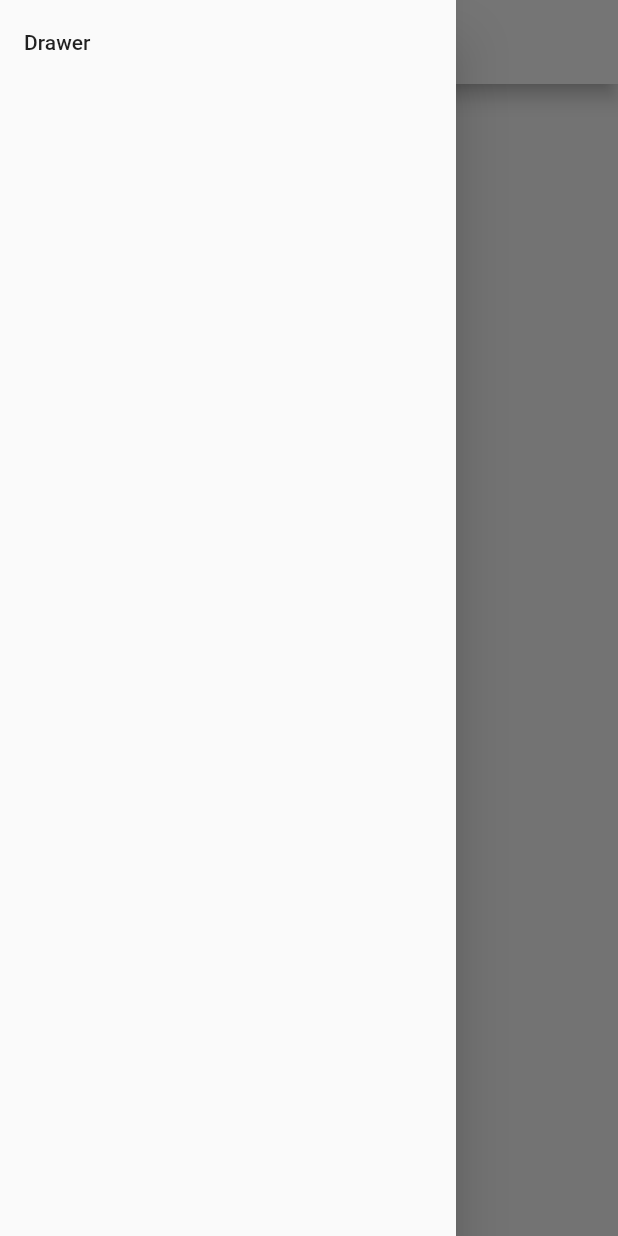
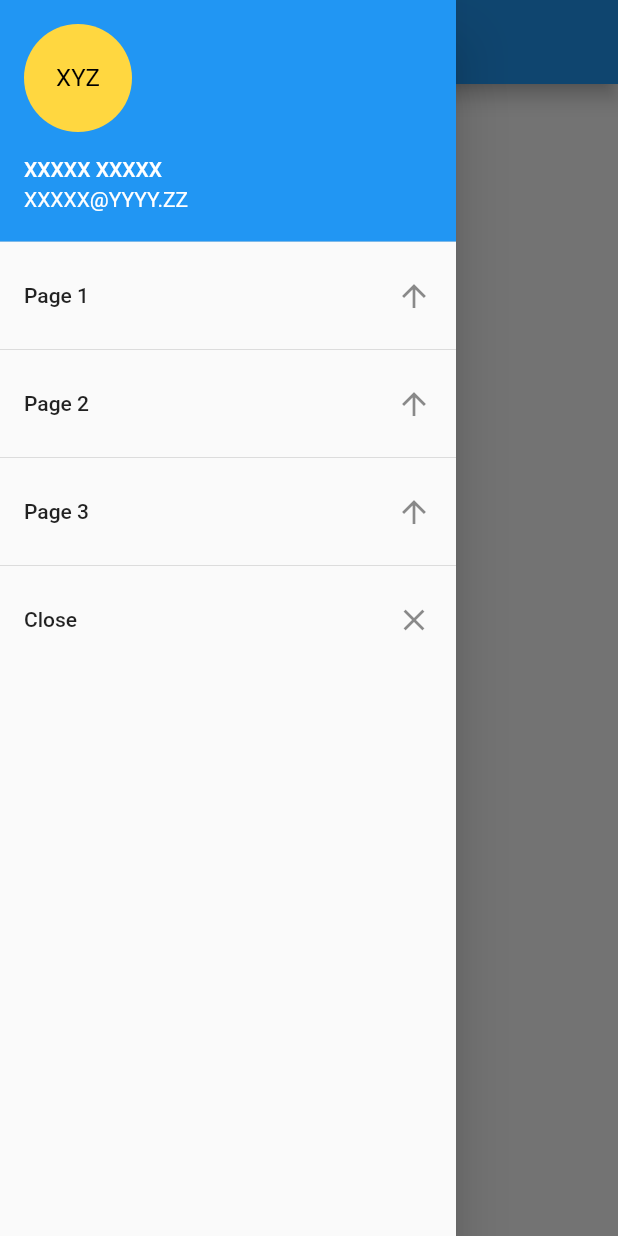
Before and after one commit to chitrank2050/Drawer_App, a Flutter app: the screen it shows after launch, with the side drawer open, on a phone screen of 412 x 824 dp. Run offline on Flutter 3.47's test engine with Material 2 defaults, Android fonts, the phone set to English and light mode, and no system bars.

Commit message:
Added drawer file

```diff
--- a/lib/drawer.dart
+++ b/lib/drawer.dart
@@ -7,8 +7,38 @@ class SideDrawer extends StatelessWidget {
       child: Drawer(
         child: ListView(
           children: <Widget>[
+            UserAccountsDrawerHeader(
+              accountName: Text('XXXXX XXXXX'),
+              accountEmail: Text('XXXXX@YYYY.ZZ'),
+              currentAccountPicture: CircleAvatar(
+                backgroundColor: Colors.amberAccent,
+                child: Text(
+                  'XYZ',
+                  style: TextStyle(
+                    color: Colors.black,
+                  ),
+                ),
+              ),
+            ),
             ListTile(
-              title: Text('Drawer'),
+              title: Text('Page 1'),
+              trailing: Icon(Icons.arrow_upward),
+            ),
+            Divider(),
+            ListTile(
+              title: Text('Page 2'),
+              trailing: Icon(Icons.arrow_upward),
+            ),
+            Divider(),
+            ListTile(
+              title: Text('Page 3'),
+              trailing: Icon(Icons.arrow_upward),
+            ),
+            Divider(),
+            ListTile(
+              title: Text('Close'),
+              trailing: Icon(Icons.close),
+              onTap: () => Navigator.of(context).pop(),
             ),
           ],
         ),
--- a/lib/main.dart
+++ b/lib/main.dart
@@ -12,7 +12,9 @@ class MyApp extends StatelessWidget {
       home: HomePage(),
       debugShowCheckedModeBanner: false,
       theme: ThemeData(
-        primaryColor: Colors.white,
+        primaryColor: defaultTargetPlatform == TargetPlatform.iOS
+            ? Colors.grey[50]
+            : null,
       ),
     );
   }
```
